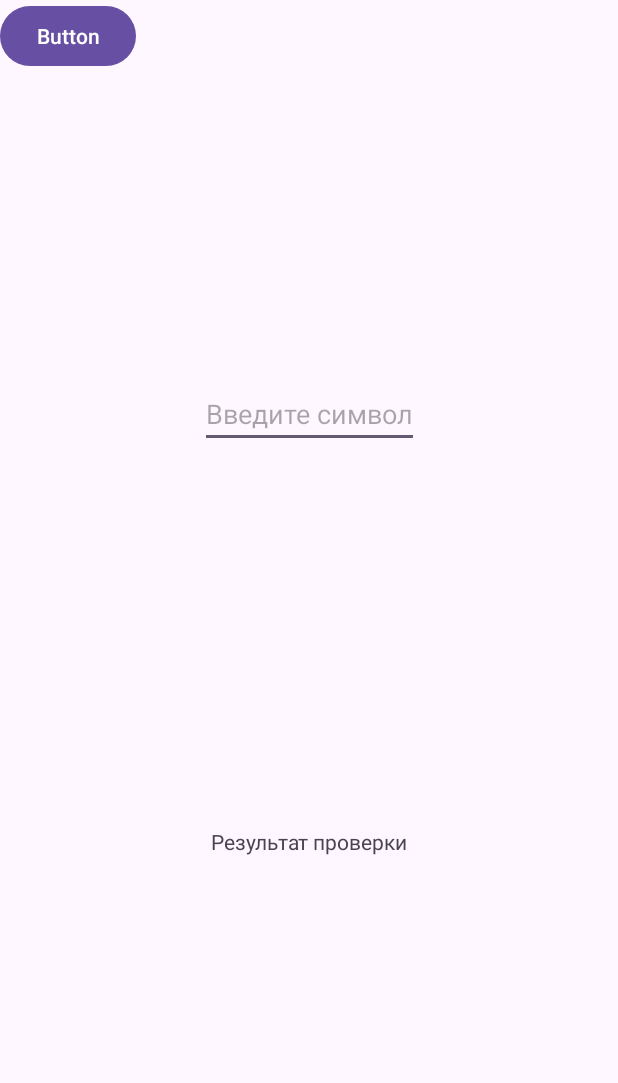
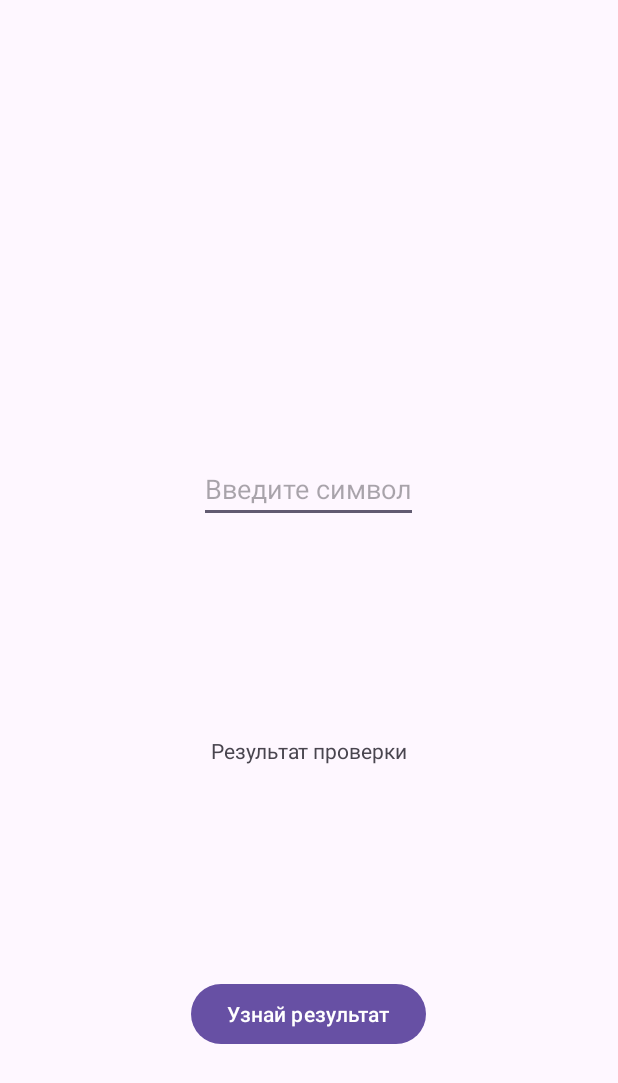
Before and after one commit to Room1zero1/Lab_G1, an Android app: the screen it shows after launch (MainActivity), on a phone screen of 412 x 824 dp. Shown: the top 1083 px of the screen. Run offline under Robolectric (Android 15) with nearby library versions, the phone set to English and light mode, and no system bars.

Commit message:
Ver 6 перемещение кнопки

```diff
--- a/app/src/main/res/layout/activity_main.xml
+++ b/app/src/main/res/layout/activity_main.xml
@@ -6,30 +6,38 @@
     android:layout_height="match_parent"
     tools:context=".MainActivity">
 
-   <TextView
-    android:id="@+id/outputTextView"  android:layout_width="wrap_content"
-    android:layout_height="wrap_content"
-    android:text="Результат проверки"  app:layout_constraintBottom_toBottomOf="parent"
-    app:layout_constraintStart_toStartOf="parent"
-    app:layout_constraintEnd_toEndOf="parent"
-    app:layout_constraintTop_toBottomOf="@+id/inputEditText"  />
+    <TextView
+        android:id="@+id/outputTextView"
+        android:layout_width="wrap_content"
+        android:layout_height="wrap_content"
+        android:text="Результат проверки"
+        app:layout_constraintBottom_toTopOf="@+id/checkResultButton"
+        app:layout_constraintEnd_toEndOf="parent"
+        app:layout_constraintStart_toStartOf="parent"
+        app:layout_constraintTop_toBottomOf="@+id/inputEditText" />
 
 
     <EditText
-    android:id="@+id/inputEditText"  android:layout_width="wrap_content"
-    android:layout_height="wrap_content"
-    android:hint="Введите символ"  app:layout_constraintTop_toTopOf="parent"
-    app:layout_constraintStart_toStartOf="parent"
-    app:layout_constraintEnd_toEndOf="parent"
-    app:layout_constraintBottom_toTopOf="@+id/outputTextView"  />
+        android:id="@+id/inputEditText"
+        android:layout_width="wrap_content"
+        android:layout_height="wrap_content"
+        android:hint="Введите символ"
+        app:layout_constraintBottom_toTopOf="@+id/checkResultButton"
+        app:layout_constraintEnd_toEndOf="parent"
+        app:layout_constraintHorizontal_bias="0.498"
+        app:layout_constraintStart_toStartOf="parent"
+        app:layout_constraintTop_toTopOf="parent" />
 
     <Button
         android:id="@+id/checkResultButton"
         android:layout_width="wrap_content"
         android:layout_height="wrap_content"
-        android:text="Button"
-        tools:layout_editor_absoluteX="160dp"
-        tools:layout_editor_absoluteY="541dp" />
+        android:layout_marginBottom="124dp"
+        android:text="Узнай результат"
+        app:layout_constraintBottom_toBottomOf="parent"
+        app:layout_constraintEnd_toEndOf="parent"
+        app:layout_constraintHorizontal_bias="0.498"
+        app:layout_constraintStart_toStartOf="parent" />
 
 
 </androidx.constraintlayout.widget.ConstraintLayout>
```
